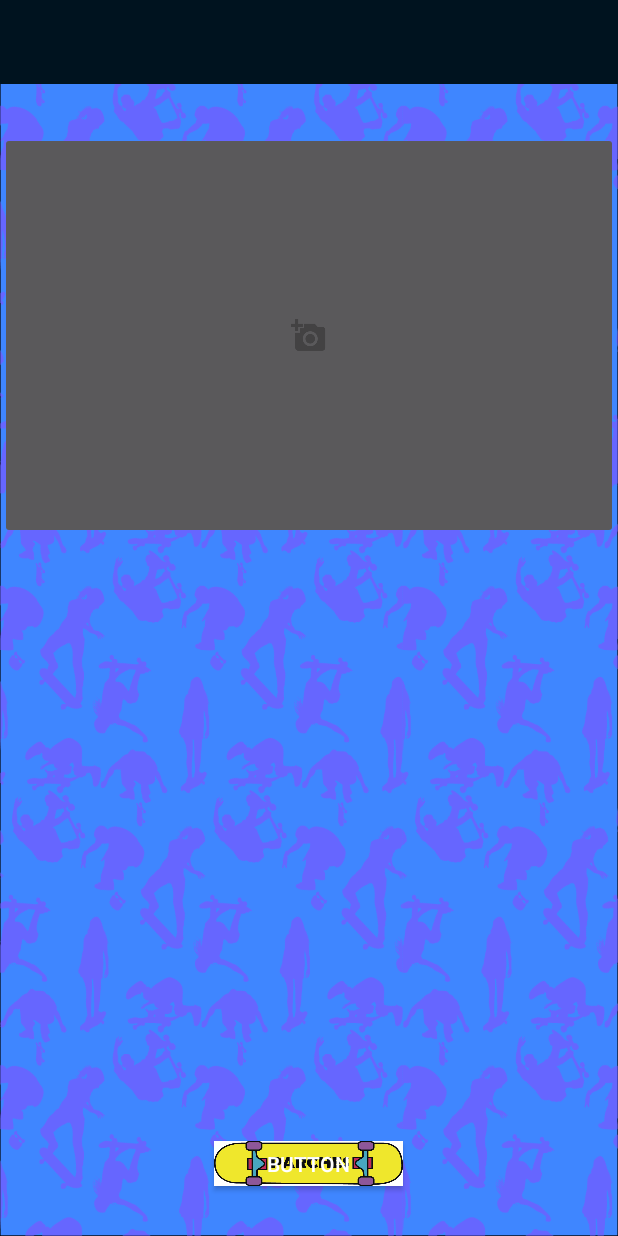
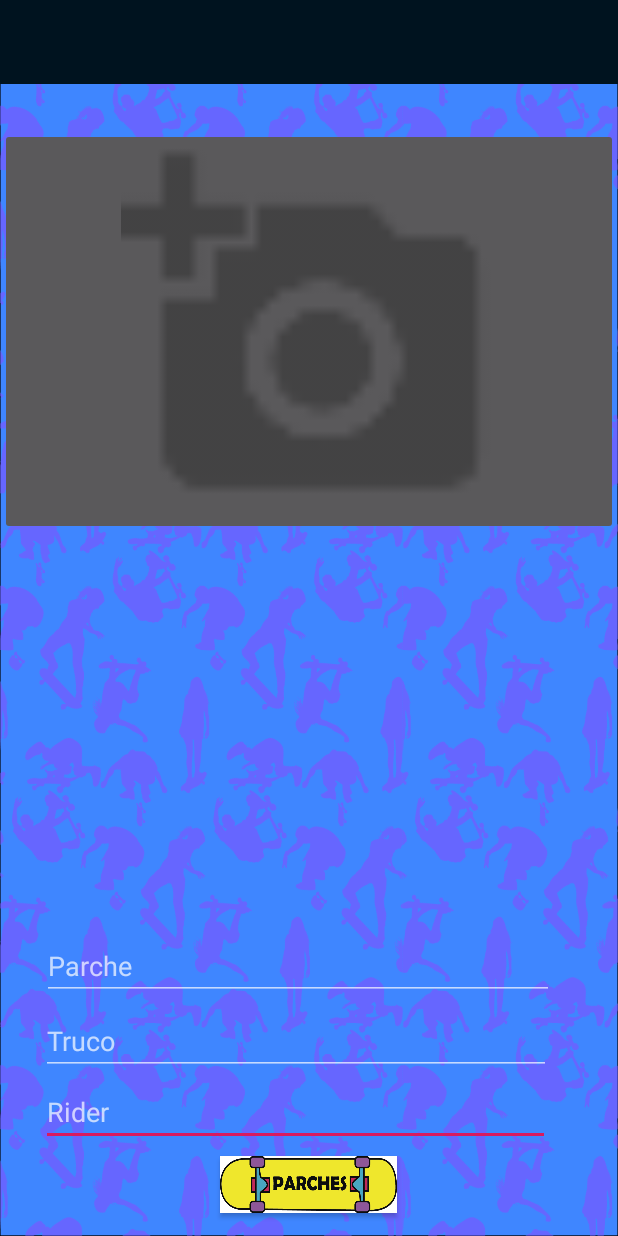
Before and after one commit to erisg/android-java, an Android app: the PostActivity screen opened directly, with no data from a screen before it, on a phone screen of 412 x 824 dp. Run offline under Robolectric (Android 15) with nearby library versions, the phone set to English and light mode, and no system bars; 4 statements that could not run were skipped.

Commit message:
lo y pos

```diff
--- a/app/build.gradle
+++ b/app/build.gradle
@@ -35,4 +35,5 @@ dependencies {
     apply plugin: 'com.google.gms.google-services'
 
 
+    implementation 'com.google.firebase:firebase-auth:16.0.5'
 }
--- a/app/src/main/AndroidManifest.xml
+++ b/app/src/main/AndroidManifest.xml
@@ -18,7 +18,8 @@
                 <category android:name="android.intent.category.LAUNCHER" />
             </intent-filter>
         </activity>
-        <activity android:name=".PostActivity"></activity>
+        <activity android:name=".PostActivity" />
+        <activity android:name=".registroActivity"></activity>
     </application>
 
 </manifest>
--- a/app/src/main/res/layout/activity_main.xml
+++ b/app/src/main/res/layout/activity_main.xml
@@ -63,10 +63,11 @@
         android:layout_height="35dp"
         android:layout_alignParentTop="true"
         android:layout_alignParentEnd="true"
-        android:layout_marginTop="12dp"
+        android:layout_marginTop="8dp"
         android:layout_marginEnd="14dp"
         android:background="@color/colorPrimaryDark"
         android:baselineAlignBottom="false"
+        android:contentDescription="@string/app_name"
         android:focusableInTouchMode="false"
         android:scaleType="centerCrop"
         app:srcCompat="@drawable/ic_action_galery" />
--- a/app/src/main/res/layout/activity_post.xml
+++ b/app/src/main/res/layout/activity_post.xml
@@ -15,28 +15,58 @@
         android:layout_alignParentTop="true"
         android:layout_marginStart="0dp"
         android:layout_marginTop="0dp"
-        android:background="@color/colorPrimaryDark">
-    </Toolbar>
+        android:background="@color/colorPrimaryDark"></Toolbar>
 
     <ImageButton
-        android:id="@+id/imageButton"
+        android:id="@+id/select_post"
         android:layout_width="match_parent"
         android:layout_height="271dp"
         android:layout_alignParentStart="true"
         android:layout_alignParentTop="true"
         android:layout_marginStart="0dp"
-        android:layout_marginTop="88dp"
+        android:layout_marginTop="85dp"
         android:contentDescription="@string/app_name"
+        android:scaleType="fitCenter"
         app:srcCompat="@drawable/ic_action_galery" />
 
     <Button
-        android:id="@+id/button2"
-        android:layout_width="126dp"
-        android:layout_height="30dp"
+        android:id="@+id/enviar_post"
+        android:layout_width="118dp"
+        android:layout_height="38dp"
         android:layout_alignParentBottom="true"
         android:layout_centerHorizontal="true"
-        android:layout_marginBottom="33dp"
-        android:background="@drawable/h"
-        android:text="Button" />
+        android:layout_marginBottom="15dp"
+        android:background="@drawable/h" />
+
+    <EditText
+        android:layout_width="339dp"
+        android:layout_height="wrap_content"
+        android:layout_alignParentStart="true"
+        android:layout_alignParentBottom="true"
+        android:layout_marginStart="27dp"
+        android:layout_marginBottom="60dp"
+        android:hint="Rider"
+        android:textColor="@color/colorPrimaryDark" />
+
+    <EditText
+        android:layout_width="340dp"
+        android:layout_height="wrap_content"
+        android:layout_alignParentStart="true"
+        android:layout_alignParentBottom="true"
+        android:layout_marginStart="27dp"
+        android:layout_marginBottom="107dp"
+        android:hint="Truco"
+        android:textColor="@color/colorPrimaryDark" />
+
+    <EditText
+        android:layout_width="341dp"
+        android:layout_height="wrap_content"
+        android:layout_alignParentStart="true"
+        android:layout_alignParentBottom="true"
+        android:layout_marginStart="28dp"
+        android:layout_marginBottom="157dp"
+        android:hint="Parche"
+        android:textColor="@color/colorPrimaryDark" />
+
 
 </RelativeLayout>
--- a/app/src/main/res/values/strings.xml
+++ b/app/src/main/res/values/strings.xml
@@ -7,4 +7,7 @@
     <string name="title_post_rider">Rider</string>
     <string name="title_post_truco">Truco</string>
     <string name="title_post_spot">Spot</string>
+    <string name="title_password">Password...</string>
+    <string name="title_registro">REGISTRARSE</string>
+    <string name="title_email">Email...</string>
 </resources>
```
Also changed, not shown: app/src/main/java/bog/skate/eris/goskate/MainActivity.java (+17 -2 lines), app/src/main/java/bog/skate/eris/goskate/registroActivity.java (added, +13 -0 lines), app/src/main/res/drawable/input.xml (added, +9 -0 lines), app/src/main/res/layout/activity_registro.xml (added, +9 -0 lines), app/src/main/res/drawable-hdpi/ic_action_emai.png (added), app/src/main/res/drawable-hdpi/ic_action_password.png (added), app/src/main/res/drawable-mdpi/ic_action_emai.png (added), app/src/main/res/drawable-mdpi/ic_action_password.png (added), app/src/main/res/drawable-xhdpi/ic_action_emai.png (added), app/src/main/res/drawable-xhdpi/ic_action_password.png (added), app/src/main/res/drawable-xxhdpi/ic_action_emai.png (added), app/src/main/res/drawable-xxhdpi/ic_action_password.png (added), app/src/main/res/drawable-xxxhdpi/ic_action_emai.png (added), app/src/main/res/drawable-xxxhdpi/ic_action_password.png (added), 1 more files.
